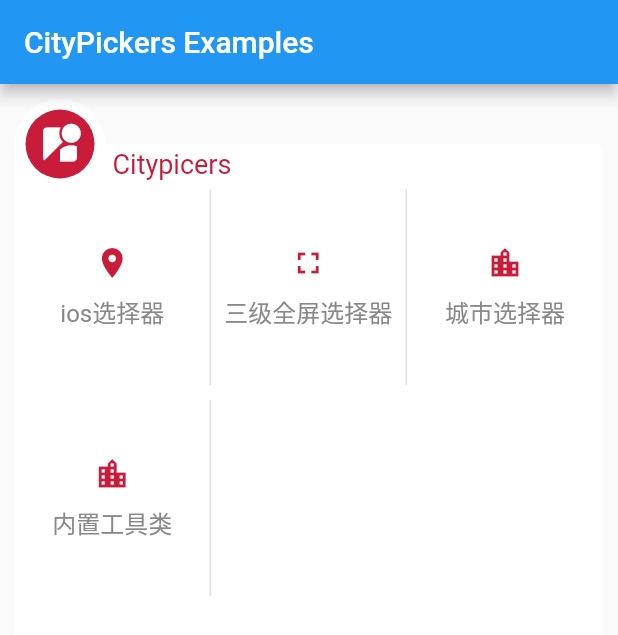
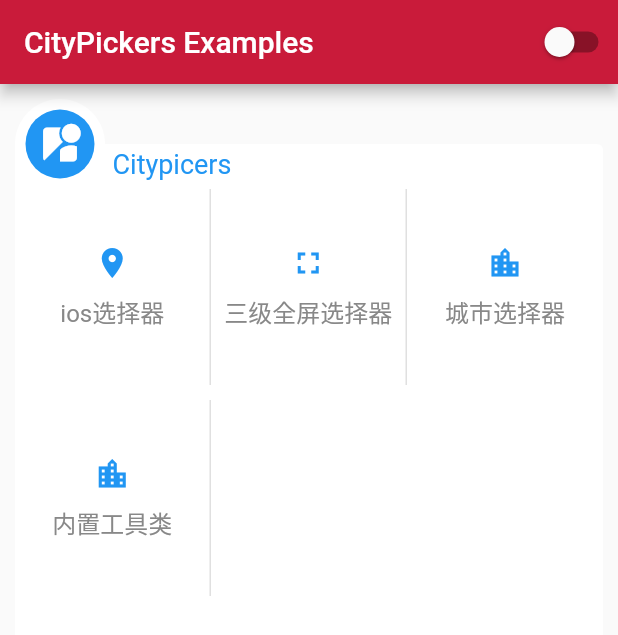
Before and after one commit to hanxu317317/city_pickers, a Flutter app: the screen it shows after launch, on a phone screen of 412 x 824 dp. Shown: the top 635 px of the screen. Run offline on Flutter 3.47's test engine with Material 2 defaults, Android fonts, the phone set to English and light mode, and no system bars; our stand-ins replace flutter_colorpicker, scrollable_positioned_list; missing offline and left inert: lpinyin.

Commit message:
wip: update to flutter 3.10

```diff
--- a/example/lib/main.dart
+++ b/example/lib/main.dart
@@ -1,5 +1,4 @@
 import 'package:flutter/material.dart';
-import 'package:flutter/cupertino.dart';
 import 'src/item_container.dart';
 import 'view/show_city_picker.dart';
 import 'view/wip.dart';
@@ -8,20 +7,31 @@ import 'view/util_getLocationInfo.dart';
 
 void main() => runApp(const MyApp());
 
-class MyApp extends StatelessWidget {
+class MyApp extends StatefulWidget {
   const MyApp({Key? key}) : super(key: key);
+
+  @override
+  State<MyApp> createState() => _MyAppState();
+}
+
+class _MyAppState extends State<MyApp> {
+  var useMaterial3 = false;
 
   @override
   Widget build(BuildContext context) {
     return MaterialApp(
       theme: ThemeData(
-          primaryColor: const Color(0xFFC91B3A),
-          backgroundColor: const Color(0xFFEFEFEF),
-          accentColor: const Color(0xFF888888),
-          textTheme: const TextTheme(
-            //设置Material的默认字体样式
-            bodyMedium: TextStyle(color: Color(0xFF888888), fontSize: 16.0),
-          )),
+        colorScheme: const ColorScheme.light(
+          primary: Color(0xFFC91B3A),
+          background: Color(0xFFEFEFEF),
+          secondary: Color(0xFF888888),
+        ),
+        textTheme: const TextTheme(
+          //设置Material的默认字体样式
+          bodyMedium: TextStyle(color: Color(0xFF888888), fontSize: 16.0),
+        ),
+        useMaterial3: useMaterial3,
+      ),
       darkTheme: ThemeData.dark().copyWith(
         primaryColor: const Color(0xFFC91B3A),
       ),
@@ -34,20 +44,29 @@ class MyApp extends StatelessWidget {
         '/city_select': (_) => const WorkInProgress(),
         '/util_getLocationInfo': (_) => const UtilGetLocationInfo()
       },
-      home: const Body(),
+      home: Body(
+        useMaterial3: useMaterial3,
+        onUseMaterial3Changed: (v) => setState(
+          () {
+            useMaterial3 = v;
+          },
+        ),
+      ),
     );
   }
 }
 
-class Body extends StatefulWidget {
-  const Body({Key? key}) : super(key: key);
+class Body extends StatelessWidget {
+  const Body({
+    Key? key,
+    required this.useMaterial3,
+    required this.onUseMaterial3Changed,
+  }) : super(key: key);
 
-  @override
-  State<Body> createState() => _BodyState();
-}
+  final bool useMaterial3;
+  final ValueChanged<bool> onUseMaterial3Changed;
 
-class _BodyState extends State<Body> {
-  List demoList = [
+  static final List _demoList = [
     {"icon": Icons.place, "name": "ios选择器", "routerName": '/name'},
     {"icon": Icons.fullscreen, "name": "三级全屏选择器", "routerName": '/full_page'},
     {
@@ -67,9 +86,18 @@ class _BodyState extends State<Body> {
     return Scaffold(
         appBar: AppBar(
           title: const Text('CityPickers Examples'),
+          actions: [
+            Tooltip(
+              message: 'useMaterial3',
+              child: Switch(
+                value: useMaterial3,
+                onChanged: onUseMaterial3Changed,
+              ),
+            )
+          ],
         ),
         body: ItemContainer(
-          itemList: demoList,
+          itemList: _demoList,
         ));
   }
 }
--- a/example/lib/src/attr_item_container.dart
+++ b/example/lib/src/attr_item_container.dart
@@ -33,7 +33,7 @@ class _AttrItemContainerState extends State<AttrItemContainer> {
                     width: 1, color: Theme.of(context).dividerColor))),
         child: Row(
           children: <Widget>[
-            Text("${widget.title}"),
+            Text(widget.title),
             Expanded(
                 child: Padding(
                     padding: const EdgeInsets.only(left: 30),
--- a/example/lib/src/picker.dart
+++ b/example/lib/src/picker.dart
@@ -63,7 +63,7 @@ class _PickerState extends State<Picker> {
         itemBuilder: (context, index) {
           return Center(
             child: Text(
-              '${widget.items[index].name}',
+              widget.items[index].name,
               maxLines: 1,
               overflow: TextOverflow.fade,
               textAlign: TextAlign.center,
@@ -124,7 +124,7 @@ class _PickerState extends State<Picker> {
                               ),
                             ],
                           ),
-                          Container(
+                          SizedBox(
                             height: _pickerHeight - 100,
                             child: buildPicker(),
                           )
--- a/example/lib/view/util_getLocationInfo.dart
+++ b/example/lib/view/util_getLocationInfo.dart
@@ -54,7 +54,9 @@ class _Demo extends State<UtilGetLocationInfo> {
             ),
             Text("地址信息为: ${result.toString()}"),
             ElevatedButton(
-                child: Text('touch me 解析 $code '), onPressed: buttonHandle)
+              onPressed: buttonHandle,
+              child: Text('touch me 解析 $code '),
+            )
           ],
         ));
   }
--- a/example/lib/view/wip.dart
+++ b/example/lib/view/wip.dart
@@ -402,7 +402,7 @@ class WorkInProgressState extends State<WorkInProgress> {
               ),
             ),
             AttrItemContainer(
-                title: '选择结果', editor: Text("${result.toString()}")),
+                title: '选择结果', editor: Text(result.toString())),
             ElevatedButton(
               child: const Text('呼出'),
               onPressed: () {
--- a/pubspec.yaml
+++ b/pubspec.yaml
@@ -4,7 +4,6 @@ version: 1.2.0
 homepage: https://github.com/hanxu317317/city_pickers
 
 dev_dependencies:
-  flutter_colorpicker: ^0.4.0
   flutter_test:
     sdk: flutter
 
@@ -21,7 +20,7 @@ dependencies:
 # The following section is specific to Flutter.
 
 environment:
-  sdk: '>=2.12.0 <3.0.0'
+  sdk: '>=2.12.0 <4.0.0'
   flutter: ">=2.0.0"
   # To add assets to your plugin package, add an assets section, like this:
   # assets:
```
Also changed, not shown: example/lib/view/show_city_picker.dart (+9 -10 lines), example/lib/view/show_full_page_picker.dart (+5 -6 lines), example/pubspec.yaml (+4 -5 lines), 47 other files.
